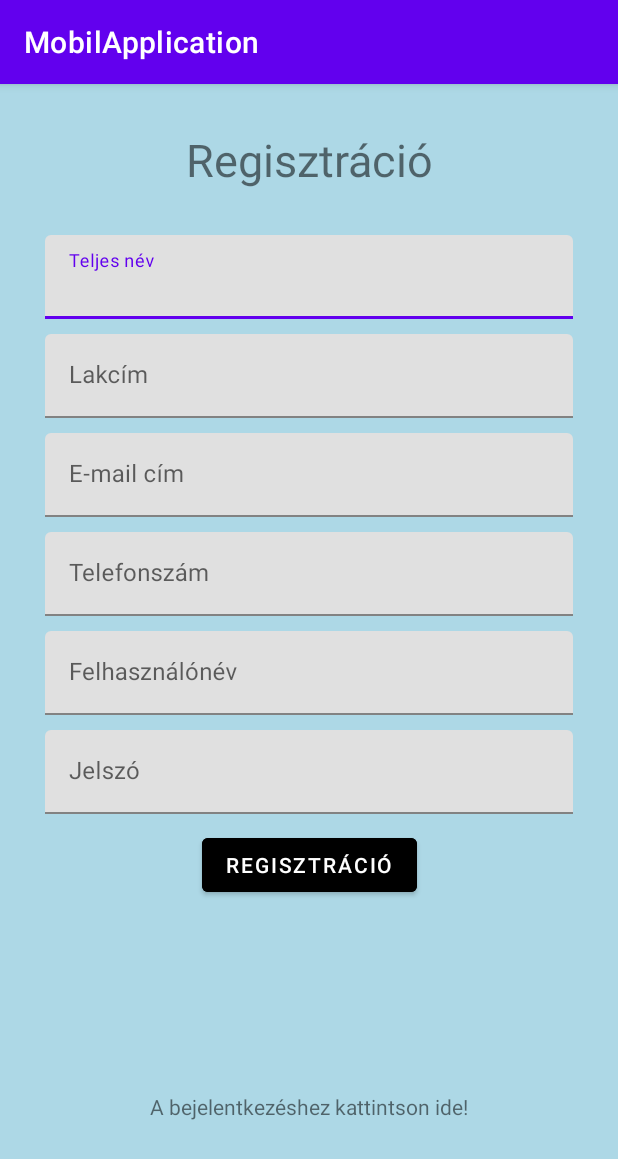
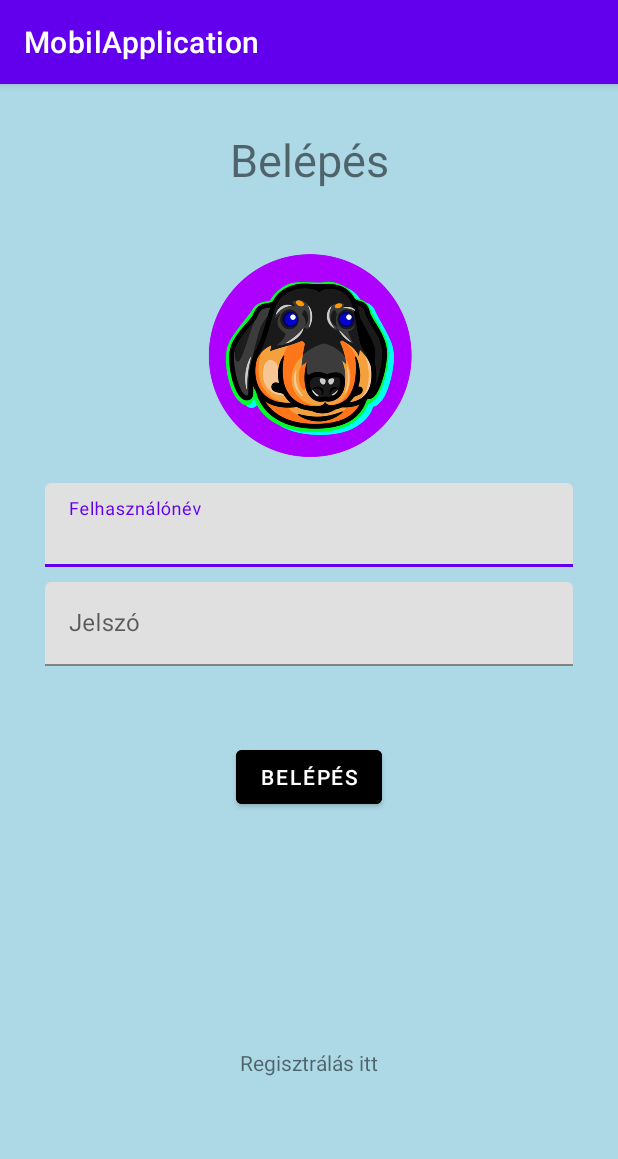
Before and after one commit to Kutyakozmetika/MobilApplication, an Android app: the screen it shows after launch (Registration before the commit, Login after it), on a phone screen of 412 x 824 dp. Shown: the top 1159 px of the screen. Run offline under Robolectric (Android 15) with nearby library versions, the phone set to English and light mode, and no system bars; libraries missing offline, so code that uses them is left out: com.vishnusivadas.advanced_httpurlconnection.

Commit message:
Login rész fejlesztés alatt.

```diff
--- a/app/src/main/AndroidManifest.xml
+++ b/app/src/main/AndroidManifest.xml
@@ -11,10 +11,13 @@
         android:theme="@style/Theme.MobilApplication"
         android:usesCleartextTraffic="true">
         <activity
+            android:name=".Registration"
+            android:exported="true" />
+        <activity
             android:name=".MainActivity"
             android:exported="true" />
         <activity
-            android:name=".Registration"
+            android:name=".Login"
             android:exported="true">
             <intent-filter>
                 <action android:name="android.intent.action.MAIN" />
--- /dev/null
+++ b/app/src/main/java/com/example/mobilapplication/Login.java
@@ -0,0 +1,91 @@
+package com.example.mobilapplication;
+
+import androidx.appcompat.app.AppCompatActivity;
+
+import android.content.Intent;
+import android.os.Bundle;
+import android.os.Handler;
+import android.os.Looper;
+import android.util.Log;
+import android.view.View;
+import android.widget.Button;
+import android.widget.ProgressBar;
+import android.widget.TextView;
+import android.widget.Toast;
+
+import com.google.android.material.textfield.TextInputEditText;
+import com.vishnusivadas.advanced_httpurlconnection.PutData;
+
+public class Login extends AppCompatActivity {
+
+    TextInputEditText textInputEditTextUsername,textInputEditTextPassword;
+    Button loginButton;
+    TextView textViewRegister;
+    ProgressBar progressBar;
+
+    @Override
+    protected void onCreate(Bundle savedInstanceState) {
+        super.onCreate(savedInstanceState);
+        setContentView(R.layout.activity_login);
+        textInputEditTextUsername = findViewById(R.id.usernameLogin);
+        textInputEditTextPassword = findViewById(R.id.passwordLogin);
+        loginButton = findViewById(R.id.loginButton);
+        textViewRegister = findViewById(R.id.registerText);
+        progressBar = findViewById(R.id.progressLogin);
+        textViewRegister.setOnClickListener(new View.OnClickListener()
+        {
+        @Override
+        public void onClick(View v) {
+            Intent intent = new Intent(getApplicationContext(), Registration.class);
+            startActivity(intent);
+            finish();
+        }
+        });
+
+        loginButton.setOnClickListener(new View.OnClickListener() {
+            @Override
+            public void onClick(View v) {
+                String  username, password;
+                username = String.valueOf(textInputEditTextUsername.getText());
+                password = String.valueOf(textInputEditTextPassword.getText());
+                if(!username.equals("") && !password.equals("")) {
+                    progressBar.setVisibility(View.VISIBLE);
+                    Handler handler = new Handler(Looper.getMainLooper());
+                    handler.post(new Runnable() {
+                        @Override
+                        public void run() {
+                            //Starting Write and Read data with URL
+                            //Creating array for parameters
+                            String[] field = new String[2];
+                            field[0] = "felhasznalo";
+                            field[1] = "jelszo";
+                            //Creating array for data
+                            String[] data = new String[2];
+                            data[0] = username;
+                            data[1] = password;
+
+                            PutData putData = new PutData("http://10.0.11.111/kutyakozmetikaphp/login.php", "POST", field, data);
+                            if (putData.startPut()) {
+                                if (putData.onComplete()) {
+                                    progressBar.setVisibility(View.GONE);
+                                    String result = putData.getResult();
+                                    if(result.equals("Login Success")){
+                                        Toast.makeText(getApplicationContext(), result, Toast.LENGTH_SHORT).show();
+                                        Intent intent = new Intent(getApplicationContext(), MainActivity.class);
+                                        intent.putExtra("Username", username);
+                                        startActivity(intent);
+                                        finish();
+                                    }else{
+                                        Toast.makeText(getApplicationContext(), result, Toast.LENGTH_SHORT).show();
+                                    }
+                                    Log.i("PutData", result);
+                                }
+                            }
+                            //End Write and Read data with URL
+                        }
+                    });
+                 }
+            }
+        });
+    }
+}
--- a/app/src/main/java/com/example/mobilapplication/RegisterUser.java
+++ b/app/src/main/java/com/example/mobilapplication/RegisterUser.java
@@ -55,5 +55,5 @@ public class RegisterUser {
         }
     }
 
-    //teszt
+
 }
--- /dev/null
+++ b/app/src/main/res/layout/activity_login.xml
@@ -0,0 +1,110 @@
+<?xml version="1.0" encoding="utf-8"?>
+<androidx.constraintlayout.widget.ConstraintLayout xmlns:android="http://schemas.android.com/apk/res/android"
+    xmlns:app="http://schemas.android.com/apk/res-auto"
+    xmlns:tools="http://schemas.android.com/tools"
+    android:layout_width="match_parent"
+    android:layout_height="match_parent"
+    tools:context=".Registration"
+    android:background="@color/light_blue">
+
+    <TextView
+        android:id="@+id/textView"
+        android:layout_width="match_parent"
+        android:layout_height="wrap_content"
+        android:gravity="center"
+        android:text="@string/login"
+        android:textSize="30sp"
+        android:layout_marginTop="30dp"
+        app:layout_constraintEnd_toEndOf="parent"
+        app:layout_constraintHorizontal_bias="0.0"
+        app:layout_constraintStart_toStartOf="parent"
+        app:layout_constraintTop_toTopOf="parent"
+        tools:targetApi="jelly_bean" />
+
+    <ImageView
+        android:id="@+id/imageView"
+        android:layout_width="420dp"
+        android:layout_height="150dp"
+        android:layout_marginTop="35dp"
+        android:src="@drawable/logo"
+        app:layout_constraintEnd_toEndOf="parent"
+        app:layout_constraintStart_toStartOf="parent"
+        app:layout_constraintTop_toBottomOf="@+id/textView" />
+
+    <com.google.android.material.textfield.TextInputLayout
+        android:id="@+id/textInputLayoutUsername"
+        android:layout_width="match_parent"
+        android:layout_height="wrap_content"
+        android:layout_marginLeft="30dp"
+        android:layout_marginTop="10dp"
+        android:layout_marginRight="30dp"
+        android:hint="@string/username"
+        app:layout_constraintEnd_toEndOf="parent"
+        app:layout_constraintHorizontal_bias="0.0"
+        app:layout_constraintStart_toStartOf="parent"
+        app:layout_constraintTop_toBottomOf="@+id/imageView">
+
+        <com.google.android.material.textfield.TextInputEditText
+            android:id="@+id/usernameLogin"
+            android:layout_width="match_parent"
+            android:layout_height="wrap_content"
+            tools:ignore="TextContrastCheck"
+            tools:targetApi="jelly_bean" />
+    </com.google.android.material.textfield.TextInputLayout>
+
+    <com.google.android.material.textfield.TextInputLayout
+        android:id="@+id/textInputLayoutPassword"
+        android:layout_width="match_parent"
+        android:layout_height="wrap_content"
+        android:layout_marginLeft="30dp"
+        android:layout_marginTop="10dp"
+        android:layout_marginRight="30dp"
+        android:hint="@string/password"
+        app:layout_constraintTop_toBottomOf="@+id/textInputLayoutUsername"
+        tools:layout_editor_absoluteX="0dp">
+
+        <com.google.android.material.textfield.TextInputEditText
+            android:id="@+id/passwordLogin"
+            android:layout_width="match_parent"
+            android:layout_height="wrap_content"
+            tools:ignore="TextContrastCheck"
+            tools:targetApi="jelly_bean" />
+    </com.google.android.material.textfield.TextInputLayout>
+
+
+    <Button
+        android:id="@+id/loginButton"
+        android:layout_width="wrap_content"
+        android:layout_height="wrap_content"
+        android:layout_marginTop="50dp"
+        android:text="@string/login"
+        android:textColor="#FFFFFF"
+        android:backgroundTint="@color/black"
+        app:layout_constraintEnd_toEndOf="parent"
+        app:layout_constraintStart_toStartOf="parent"
+        app:layout_constraintTop_toBottomOf="@+id/textInputLayoutPassword"
+        tools:ignore="DuplicateSpeakableTextCheck,TextContrastCheck" />
+
+    <ProgressBar
+        android:id="@+id/progressLogin"
+        android:layout_width="wrap_content"
+        android:layout_height="wrap_content"
+        android:visibility="gone"
+        app:layout_constraintEnd_toEndOf="parent"
+        app:layout_constraintStart_toStartOf="parent"
+        app:layout_constraintTop_toBottomOf="@+id/loginButton" />
+    <TextView
+        android:id="@+id/registerText"
+        android:layout_width="wrap_content"
+        android:layout_height="wrap_content"
+        android:layout_marginTop="50dp"
+        android:text="@string/register_here"
+        app:layout_constraintBottom_toBottomOf="parent"
+        app:layout_constraintEnd_toEndOf="parent"
+        app:layout_constraintStart_toStartOf="parent"
+        app:layout_constraintTop_toBottomOf="@+id/progressLogin"
+        tools:targetApi="jelly_bean" />
+
+
+
+</androidx.constraintlayout.widget.ConstraintLayout>
--- a/app/src/main/res/values/strings.xml
+++ b/app/src/main/res/values/strings.xml
@@ -10,4 +10,5 @@
     <string name="username">Felhasználónév</string>
     <string name="password">Jelszó</string>
     <string name="login_here">A bejelentkezéshez kattintson ide!</string>
+    <string name="register_here">Regisztrálás itt</string>
 </resources>
```
Also changed, not shown: 2 other files.
